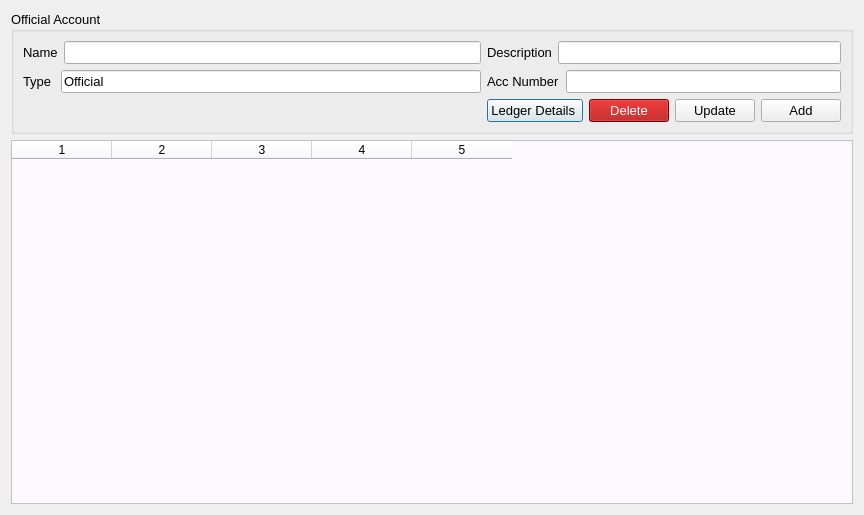
This is ui/acc.ui in ansarul543/pos-inventory as Qt 5 draws it before an edit. The edited form follows.
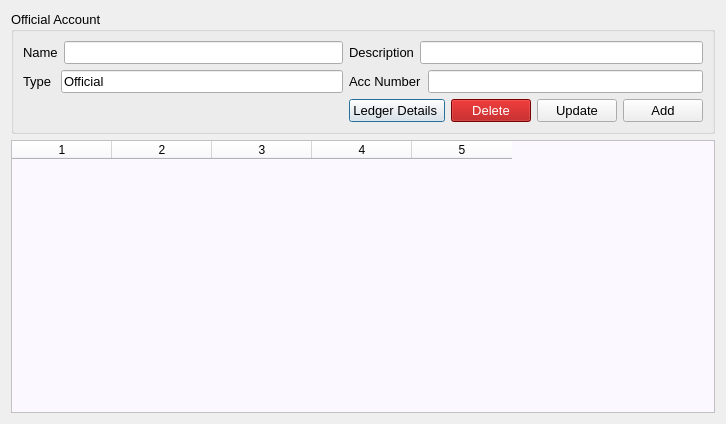
This is the edited form.

```diff
--- a/ui/acc.ui
+++ b/ui/acc.ui
@@ -9,8 +9,8 @@
    <rect>
     <x>0</x>
     <y>0</y>
-    <width>864</width>
-    <height>515</height>
+    <width>726</width>
+    <height>424</height>
    </rect>
   </property>
   <property name="windowTitle">
```
